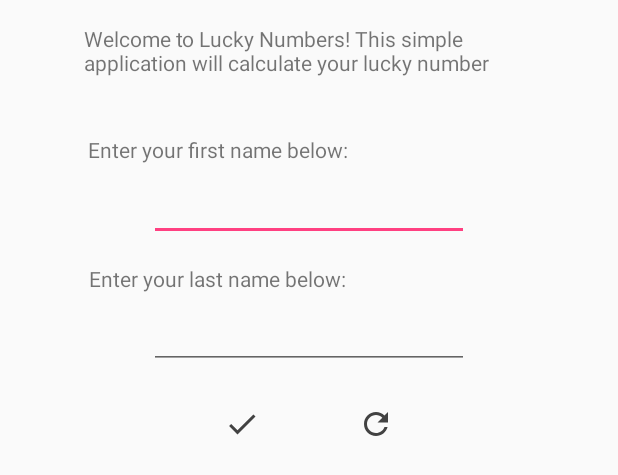
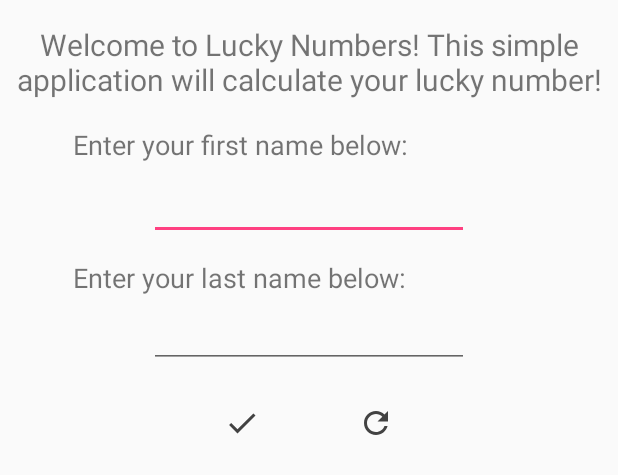
Before and after one commit to MyczkowskiAdam/LuckyNumbersApk, an Android app: the layout fragment_luckynumbers.xml on its own in the app's theme, with its tools: preview values and no code run, on a phone screen of 412 x 824 dp. Shown: the top 475 px of the screen. Run offline under Robolectric (Android 15) with nearby library versions, the phone set to English and light mode, and no system bars.

Commit message:
Improve LuckyNumbers fragment's UI a bit
Signed-off-by: Adam Myczkowski <mycaxd511@gmail.com>

```diff
--- a/app/src/main/res/layout/fragment_luckynumbers.xml
+++ b/app/src/main/res/layout/fragment_luckynumbers.xml
@@ -10,8 +10,11 @@
 
     <TextView
         android:id="@+id/output_text"
-        android:layout_width="wrap_content"
+        android:layout_width="match_parent"
         android:layout_height="wrap_content"
+        android:gravity="center"
+        android:textColor="@android:color/black"
+        android:textSize="18sp"
         android:layout_marginLeft="16dp"
         android:layout_marginRight="16dp"
         android:layout_marginTop="140dp"
@@ -24,11 +27,9 @@
         android:id="@+id/firstName"
         android:layout_width="wrap_content"
         android:layout_height="wrap_content"
-        android:layout_marginEnd="16dp"
         android:layout_marginLeft="16dp"
         android:layout_marginRight="16dp"
-        android:layout_marginStart="16dp"
-        android:layout_marginTop="39dp"
+        android:layout_marginTop="48dp"
         android:ems="10"
         android:inputType="textPersonName"
         app:layout_constraintHorizontal_bias="0.5"
@@ -54,15 +55,12 @@
 
     <TextView
         android:id="@+id/Greetings"
-        android:layout_width="300dp"
-        android:layout_height="60dp"
-        android:layout_marginEnd="16dp"
-        android:layout_marginLeft="16dp"
-        android:layout_marginRight="16dp"
-        android:layout_marginStart="16dp"
+        android:layout_width="match_parent"
+        android:layout_height="wrap_content"
         android:layout_marginTop="16dp"
+        android:gravity="center"
         android:text="@string/app_greetings"
-        app:layout_constraintLeft_toLeftOf="parent"
+        android:textSize="20sp"
         app:layout_constraintRight_toRightOf="parent"
         app:layout_constraintTop_toTopOf="parent" />
 
@@ -70,6 +68,7 @@
         android:id="@+id/enter_first_name"
         android:layout_width="wrap_content"
         android:layout_height="wrap_content"
+        android:textSize="18sp"
         android:layout_marginBottom="6dp"
         android:layout_marginEnd="16dp"
         android:layout_marginLeft="16dp"
@@ -88,6 +87,7 @@
         android:id="@+id/enter_last_name"
         android:layout_width="wrap_content"
         android:layout_height="wrap_content"
+        android:textSize="18sp"
         android:layout_marginBottom="6dp"
         android:layout_marginEnd="16dp"
         android:layout_marginLeft="16dp"
--- a/app/src/main/res/values/strings.xml
+++ b/app/src/main/res/values/strings.xml
@@ -2,7 +2,7 @@
     <string name="app_name">Lucky Numbers</string>
 
     <!-- LuckyNumbers -->
-    <string name="app_greetings">Welcome to Lucky Numbers! This simple application will calculate your lucky number</string>
+    <string name="app_greetings">Welcome to Lucky Numbers! This simple application will calculate your lucky number!</string>
     <string name="enter_fname">Enter your first name below:</string>
     <string name="enter_lname">Enter your last name below:</string>
 
```
